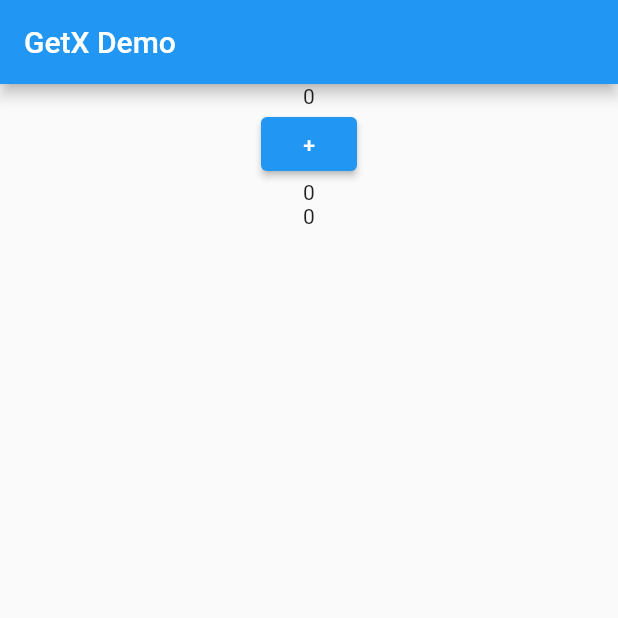
After one commit to teerasej/nextflow_flutter_getx_demo, a Flutter app: the screen it shows after launch, on a phone screen of 412 x 824 dp, the top half of it. The commit adds this screen. Run offline on Flutter 3.47's test engine with Material 2 defaults, Android fonts, the light colour scheme and no system bars; our stand-ins replace get.

Commit message:
Move counter example to its pages and widget

```diff
--- /dev/null
+++ b/lib/pages/counter_page/counter_num.dart
@@ -0,0 +1,14 @@
+import 'package:flutter/material.dart';
+import 'package:get/get.dart';
+import 'package:nextflow_flutter_getx_demo/count_controller.dart';
+
+class CounterNum extends StatelessWidget {
+  CountController c = Get.find();
+
+  @override
+  Widget build(BuildContext context) {
+    return Container(
+      child: Obx(() => Text("${c.count}")),
+    );
+  }
+}
--- /dev/null
+++ b/lib/pages/counter_page/counter_page.dart
@@ -0,0 +1,31 @@
+import 'package:flutter/material.dart';
+import 'package:get/get.dart';
+import 'package:nextflow_flutter_getx_demo/count_controller.dart';
+import 'package:nextflow_flutter_getx_demo/pages/counter_page/counter_num.dart';
+
+class CounterPage extends StatelessWidget {
+  @override
+  Widget build(BuildContext context) {
+    final c = Get.put(CountController());
+
+    return Scaffold(
+      appBar: AppBar(
+        title: Text("GetX Demo"),
+      ),
+      body: Center(
+        child: Column(
+          children: [
+            Obx(() => Text("${c.count}")),
+            ElevatedButton(
+                onPressed: () {
+                  c.increment();
+                },
+                child: Text("+")),
+            CounterNum(),
+            CounterNum()
+          ],
+        ),
+      ),
+    );
+  }
+}
```
Also changed, not shown: lib/main.dart (+2 -40 lines).
